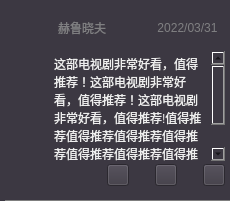
Above: VideoPlayer/videomodels/CommentForm.ui from huizhang556/pc-video-player before the change. Below: the same form after it.
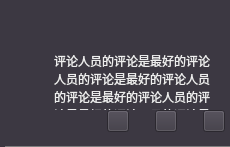
That is the form after the change. Icons and pictures are not drawn.

What changed in the file:
```diff
--- a/VideoPlayer/videomodels/CommentForm.ui
+++ b/VideoPlayer/videomodels/CommentForm.ui
@@ -7,7 +7,7 @@
     <x>0</x>
     <y>0</y>
     <width>230</width>
-    <height>201</height>
+    <height>147</height>
    </rect>
   </property>
   <property name="maximumSize">
@@ -116,7 +116,7 @@
 }</string>
           </property>
           <property name="text">
-           <string>赫鲁晓夫</string>
+           <string/>
           </property>
           <property name="alignment">
            <set>Qt::AlignLeading|Qt::AlignLeft|Qt::AlignVCenter</set>
@@ -145,7 +145,7 @@
 }</string>
           </property>
           <property name="text">
-           <string>2022/03/31</string>
+           <string/>
           </property>
           <property name="alignment">
            <set>Qt::AlignCenter</set>
@@ -194,7 +194,7 @@
           <property name="minimumSize">
            <size>
             <width>0</width>
-            <height>50</height>
+            <height>60</height>
            </size>
           </property>
           <property name="maximumSize">
@@ -212,13 +212,18 @@
 }
 </string>
           </property>
+          <property name="verticalScrollBarPolicy">
+           <enum>Qt::ScrollBarAlwaysOff</enum>
+          </property>
+          <property name="horizontalScrollBarPolicy">
+           <enum>Qt::ScrollBarAlwaysOff</enum>
+          </property>
           <property name="html">
            <string>&lt;!DOCTYPE HTML PUBLIC &quot;-//W3C//DTD HTML 4.0//EN&quot; &quot;http://www.w3.org/TR/REC-html40/strict.dtd&quot;&gt;
 &lt;html&gt;&lt;head&gt;&lt;meta name=&quot;qrichtext&quot; content=&quot;1&quot; /&gt;&lt;style type=&quot;text/css&quot;&gt;
 p, li { white-space: pre-wrap; }
 &lt;/style&gt;&lt;/head&gt;&lt;body style=&quot; font-family:'SimSun'; font-size:9pt; font-weight:400; font-style:normal;&quot;&gt;
-&lt;p style=&quot; margin-top:0px; margin-bottom:0px; margin-left:0px; margin-right:0px; -qt-block-indent:0; text-indent:0px;&quot;&gt;这部电视剧非常好看，值得推荐！这部电视剧非常好看，值得推荐！这部电视剧非常好看，值得推荐!值得推荐值得推荐值得推荐值得推荐值得推荐值得推荐值得推荐值得推荐&lt;/p&gt;
-&lt;p style=&quot;-qt-paragraph-type:empty; margin-top:0px; margin-bottom:0px; margin-left:0px; margin-right:0px; -qt-block-indent:0; text-indent:0px;&quot;&gt;&lt;br /&gt;&lt;/p&gt;&lt;/body&gt;&lt;/html&gt;</string>
+&lt;p style=&quot; margin-top:0px; margin-bottom:0px; margin-left:0px; margin-right:0px; -qt-block-indent:0; text-indent:0px;&quot;&gt;评论人员的评论是最好的评论人员的评论是最好的评论人员的评论是最好的评论人员的评论是最好的评论人员的评论是最好的评论人员的评论是最好的评论人员的评论是最好的评论人员的评论是最好的评论人员的评论是最好的评论人员的评论是最好的评论人员的评论是最好的评论人员的评论是最好的评论人员的评论是最好的评论人员的评论是最好的评论人员的评论是最好的评论人员的评论是最好的评论人员的评论是最好的评论人员的评论是最好的&lt;/p&gt;&lt;/body&gt;&lt;/html&gt;</string>
           </property>
          </widget>
         </item>
```
Left out of the diff: 2 changed lines with no effect on the pictures.
